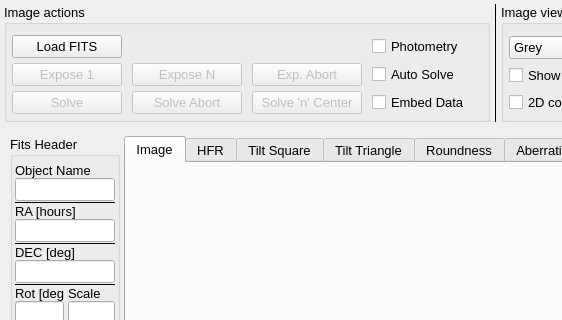
Old version of the form mw4/gui/widgets/image.ui in the repository mworion/MountWizzard4; both pictures show x 0 to 562 and y 0 to 320 of the 800 by 600 pixel window.
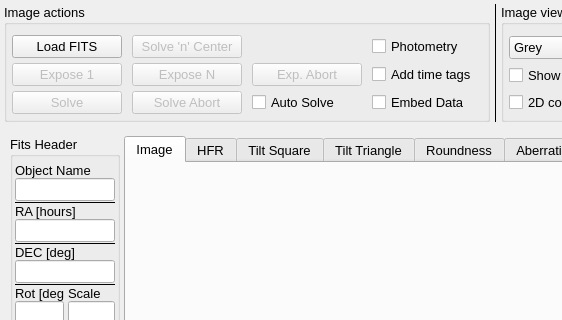
New version of the form. Custom widgets are drawn as their Qt base class.

```diff
--- a/mw4/gui/widgets/image.ui
+++ b/mw4/gui/widgets/image.ui
@@ -203,19 +203,6 @@
           </property>
          </widget>
         </item>
-        <item row="1" column="3">
-         <widget class="QCheckBox" name="autoSolve">
-          <property name="minimumSize">
-           <size>
-            <width>110</width>
-            <height>21</height>
-           </size>
-          </property>
-          <property name="text">
-           <string>Auto Solve</string>
-          </property>
-         </widget>
-        </item>
         <item row="3" column="3">
          <widget class="QCheckBox" name="embedData">
           <property name="minimumSize">
@@ -229,7 +216,7 @@
           </property>
          </widget>
         </item>
-        <item row="3" column="2">
+        <item row="0" column="1">
          <widget class="QPushButton" name="solveCenter">
           <property name="enabled">
            <bool>false</bool>
@@ -248,6 +235,26 @@
           </property>
          </widget>
         </item>
+        <item row="3" column="2">
+         <widget class="QCheckBox" name="autoSolve">
+          <property name="minimumSize">
+           <size>
+            <width>110</width>
+            <height>21</height>
+           </size>
+          </property>
+          <property name="text">
+           <string>Auto Solve</string>
+          </property>
+         </widget>
+        </item>
+        <item row="1" column="3">
+         <widget class="QCheckBox" name="timeTagImage">
+          <property name="text">
+           <string>Add time tags</string>
+          </property>
+         </widget>
+        </item>
        </layout>
       </widget>
      </item>
```
